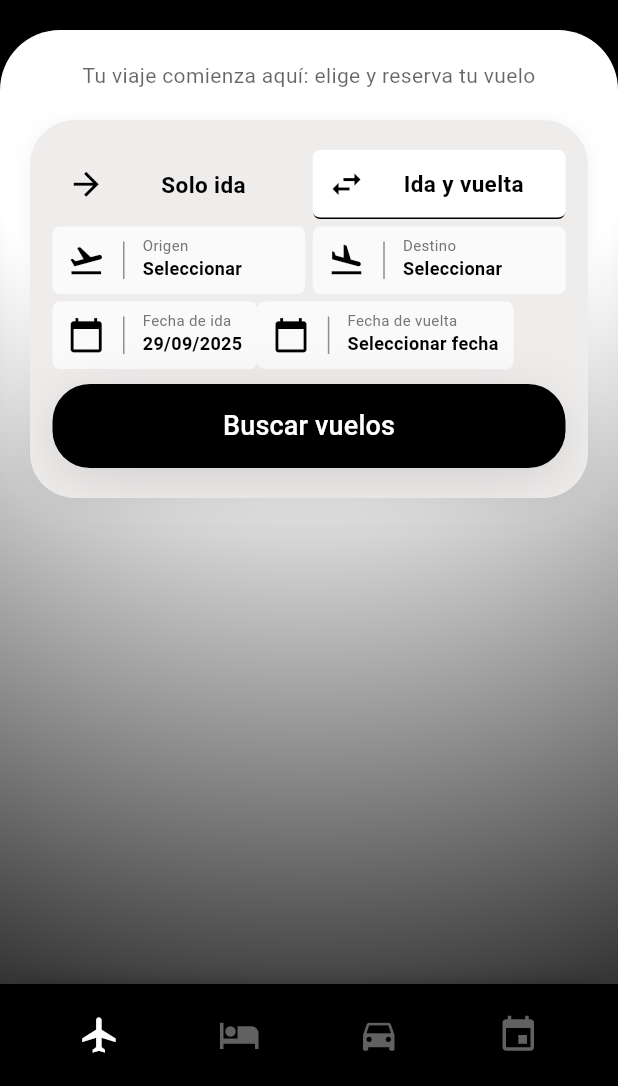
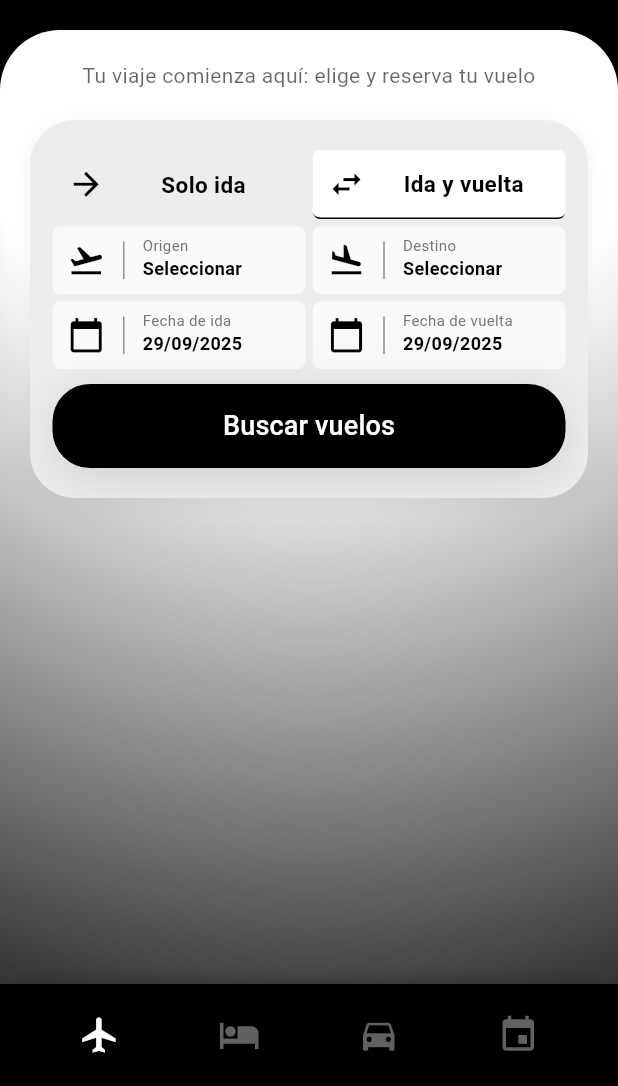
Before and after one commit to ELDIABE22/next_trip_flutter, a Flutter app: the PageLayout screen opened directly with empty values, after a tap on "Ida y vuelta", on a phone screen of 412 x 824 dp, the part 150-1236 px from its top. Run offline on Flutter 3.47's test engine with Material 3 defaults, Android fonts, the phone set to English and light mode, and no system bars; our stand-ins replace cloud_firestore, firebase_auth, firebase_core, flutter_dotenv, google_fonts, shared_preferences and 1 more; accounts and stored records are empty; Roboto replaces fonts that are missing (Prompt).

Commit message:
Implementación de botones en el header para iniciar sesión o registrarse

```diff
--- a/lib/core/widgets/header.dart
+++ b/lib/core/widgets/header.dart
@@ -54,8 +54,7 @@ class Header extends StatelessWidget {
                       letterSpacing: 7,
                     ),
                   ),
-                  if (showUserBelowTitle &&
-                      FirebaseAuth.instance.currentUser != null)
+                  if (showUserBelowTitle)
                     _buildUserSection(context, textColor: textColor),
                 ],
               ),
@@ -81,44 +80,52 @@ class Header extends StatelessWidget {
   }
 
   Widget _buildUserSection(BuildContext context, {Color? textColor}) {
-    // final user = FirebaseAuth.instance.currentUser;
-    // final displayName =
-    //     (user?.displayName != null && user!.displayName!.isNotEmpty)
-    //     ? user.displayName!
-    //     : (user?.email ?? '');
+    final user = FirebaseAuth.instance.currentUser;
+    final color = textColor ?? Colors.white;
 
-    // final color = textColor ?? Colors.white;
-
-    return Row(
-      mainAxisSize: MainAxisSize.min,
-      children: [
-        // Icon(Icons.person, color: color, size: compact ? 18 : 18),
-        // const SizedBox(width: 6),
-        // Text(
-        //   displayName,
-        //   style: TextStyle(
-        //     color: color,
-        //     fontSize: compact ? 13 : 14,
-        //     fontWeight: FontWeight.w600,
-        //   ),
-        // ),
-        // const SizedBox(width: 10),
-        TextButton.icon(
-          onPressed: () async {
-            AuthController().signOut();
-          },
+    if (user != null) {
+      return TextButton.icon(
+        onPressed: () => AuthController().signOut(),
         icon: const Icon(Icons.logout, color: Colors.red, size: 18),
         label: const Text('Salir', style: TextStyle(color: Colors.red)),
         style: TextButton.styleFrom(
           padding: const EdgeInsets.symmetric(horizontal: 10, vertical: 6),
           foregroundColor: Colors.red,
           side: const BorderSide(color: Colors.red),
+          shape: RoundedRectangleBorder(borderRadius: BorderRadius.circular(8)),
+        ),
+      );
+    } else {
+      return Row(
+        mainAxisSize: MainAxisSize.min,
+        children: [
+          OutlinedButton(
+            onPressed: () => Navigator.pushNamed(context, '/login'),
+            style: OutlinedButton.styleFrom(
+              foregroundColor: color,
+              side: BorderSide(color: color),
+              padding: const EdgeInsets.symmetric(horizontal: 12, vertical: 6),
               shape: RoundedRectangleBorder(
                 borderRadius: BorderRadius.circular(8),
               ),
             ),
+            child: const Text('Iniciar sesión', style: TextStyle(fontSize: 14)),
+          ),
+          const SizedBox(width: 10),
+          ElevatedButton(
+            onPressed: () => Navigator.pushNamed(context, '/register'),
+            style: ElevatedButton.styleFrom(
+              backgroundColor: color,
+              foregroundColor: Colors.black,
+              padding: const EdgeInsets.symmetric(horizontal: 12, vertical: 6),
+              shape: RoundedRectangleBorder(
+                borderRadius: BorderRadius.circular(8),
+              ),
+            ),
+            child: const Text('Registrarse', style: TextStyle(fontSize: 14)),
           ),
         ],
       );
     }
   }
+}
--- a/lib/features/flights/presentation/pages/flight_seats_page.dart
+++ b/lib/features/flights/presentation/pages/flight_seats_page.dart
@@ -62,10 +62,7 @@ class _FlightSeatsPageState extends State<FlightSeatsPage> {
               ),
             ),
 
-            ConfirmButton(
-              selectedSeats: selectedSeats,
-              flight: widget.flight,
-            ),
+            ConfirmButton(selectedSeats: selectedSeats, flight: widget.flight),
           ],
         ),
       ),
--- a/lib/features/flights/presentation/widgets/flightSearchPage/flight_search_form.dart
+++ b/lib/features/flights/presentation/widgets/flightSearchPage/flight_search_form.dart
@@ -35,7 +35,7 @@ class _FlightSearchFormState extends State<FlightSearchForm> {
   bool isOneWay = true;
   int passengers = 2;
   DateTime departureDate = DateTime.now().add(const Duration(days: 1));
-  DateTime? returnDate;
+  DateTime returnDate = DateTime.now().add(const Duration(days: 1));
 
   String? originCity;
   String? originCountry;
@@ -73,9 +73,7 @@ class _FlightSearchFormState extends State<FlightSearchForm> {
   Future<void> _selectDate(BuildContext context, bool isDeparture) async {
     final DateTime? picked = await showDatePicker(
       context: context,
-      initialDate: isDeparture
-          ? departureDate
-          : (returnDate ?? departureDate.add(const Duration(days: 1))),
+      initialDate: isDeparture ? departureDate : returnDate,
       firstDate: isDeparture ? DateTime.now() : departureDate,
       lastDate: DateTime(DateTime.now().year + 1),
     );
@@ -83,7 +81,7 @@ class _FlightSearchFormState extends State<FlightSearchForm> {
       setState(() {
         if (isDeparture) {
           departureDate = picked;
-          if (returnDate != null && returnDate!.isBefore(departureDate)) {
+          if (returnDate.isBefore(departureDate)) {
             returnDate = departureDate.add(const Duration(days: 1));
           }
         } else {
@@ -248,22 +246,24 @@ class _FlightSearchFormState extends State<FlightSearchForm> {
                 )
               : Row(
                   children: [
-                    InputField(
+                    Expanded(
+                      child: InputField(
                         label: 'Fecha de ida',
                         value: DateFormat('dd/MM/yyyy').format(departureDate),
                         icon: Icons.calendar_today,
                         enabled: true,
                         onTap: () => _selectDate(context, true),
                       ),
-                    const SizedBox(height: 10),
-                    InputField(
+                    ),
+                    const SizedBox(width: 5),
+                    Expanded(
+                      child: InputField(
                         label: 'Fecha de vuelta',
-                      value: returnDate != null
-                          ? DateFormat('dd/MM/yyyy').format(returnDate!)
-                          : 'Seleccionar fecha',
+                        value: DateFormat('dd/MM/yyyy').format(returnDate),
                         icon: Icons.calendar_today,
                         enabled: true,
                         onTap: () => _selectDate(context, false),
+                      ),
                     ),
                   ],
                 ),
```
Lines whose indentation alone changed are shown as unchanged.
